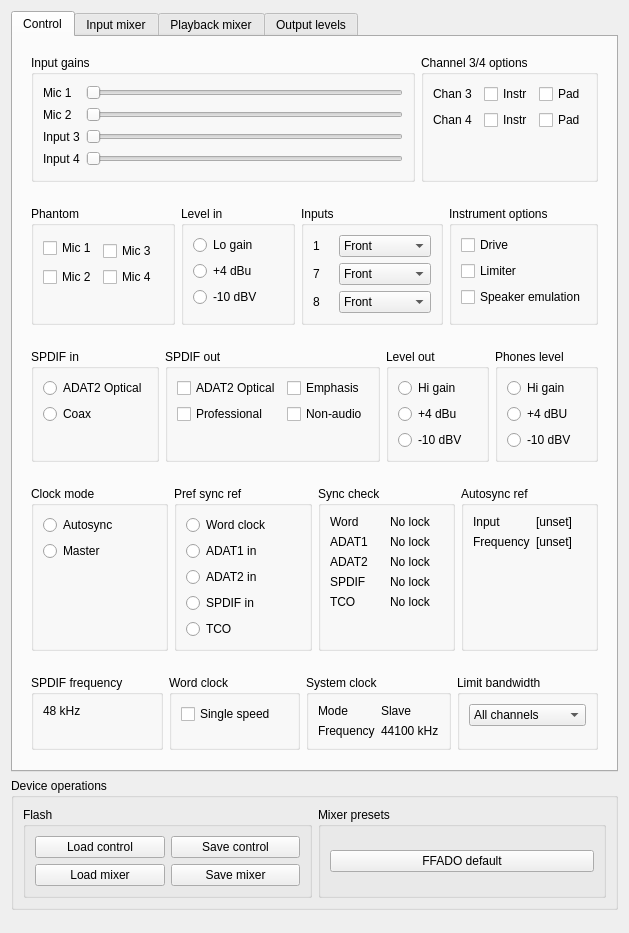
Above: libffado/support/mixer-qt4/ffado/mixer/rme.ui from adiknoth/ffado before the change. Below: the same form after it.
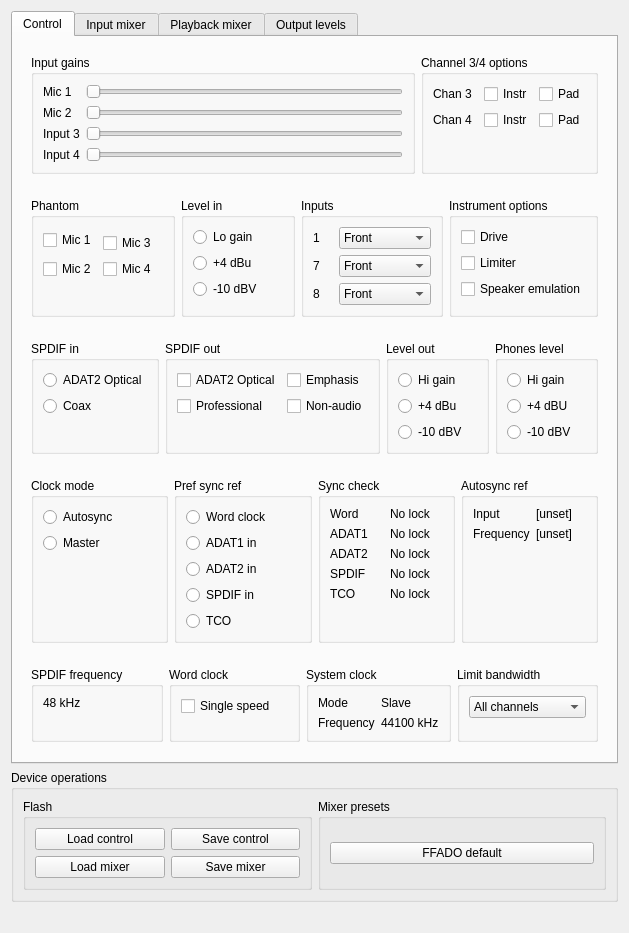
That is the form after the change.

Commit message: rme: ensure that hidden controls don't contribute when determining the mixer's vertical size.

```diff
--- a/libffado/support/mixer-qt4/ffado/mixer/rme.ui
+++ b/libffado/support/mixer-qt4/ffado/mixer/rme.ui
@@ -40,7 +40,13 @@
       </attribute>
       <layout class="QVBoxLayout" name="verticalLayout">
        <item>
-        <widget class="QFrame" name="frame_5">
+        <widget class="QFrame" name="igains_chan34_opts_frame">
+         <property name="sizePolicy">
+          <sizepolicy hsizetype="Preferred" vsizetype="Minimum">
+           <horstretch>0</horstretch>
+           <verstretch>0</verstretch>
+          </sizepolicy>
+         </property>
          <property name="frameShape">
           <enum>QFrame::NoFrame</enum>
          </property>
@@ -50,6 +56,12 @@
          <layout class="QHBoxLayout" name="horizontalLayout_5">
           <item>
            <widget class="QGroupBox" name="input_gains_group">
+            <property name="sizePolicy">
+             <sizepolicy hsizetype="Preferred" vsizetype="Minimum">
+              <horstretch>0</horstretch>
+              <verstretch>0</verstretch>
+             </sizepolicy>
+            </property>
             <property name="title">
              <string>Input gains</string>
             </property>
@@ -160,6 +172,12 @@
           </item>
           <item>
            <widget class="QGroupBox" name="channel_3_4_options_group">
+            <property name="sizePolicy">
+             <sizepolicy hsizetype="Preferred" vsizetype="Minimum">
+              <horstretch>0</horstretch>
+              <verstretch>0</verstretch>
+             </sizepolicy>
+            </property>
             <property name="title">
              <string>Channel 3/4 options</string>
             </property>
@@ -214,7 +232,7 @@
                <property name="sizeHint" stdset="0">
                 <size>
                  <width>20</width>
-                 <height>40</height>
+                 <height>0</height>
                 </size>
                </property>
               </spacer>
```
Left out of the diff: 10 changed lines with no effect on the pictures. The commit also changes 1 other file.
